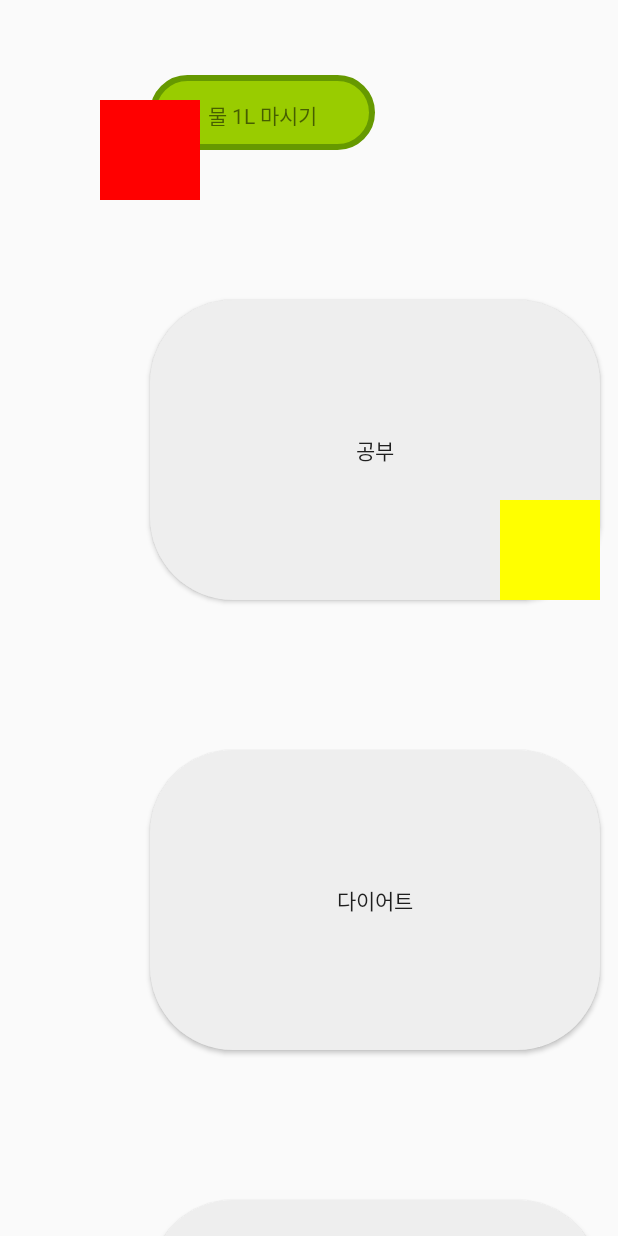
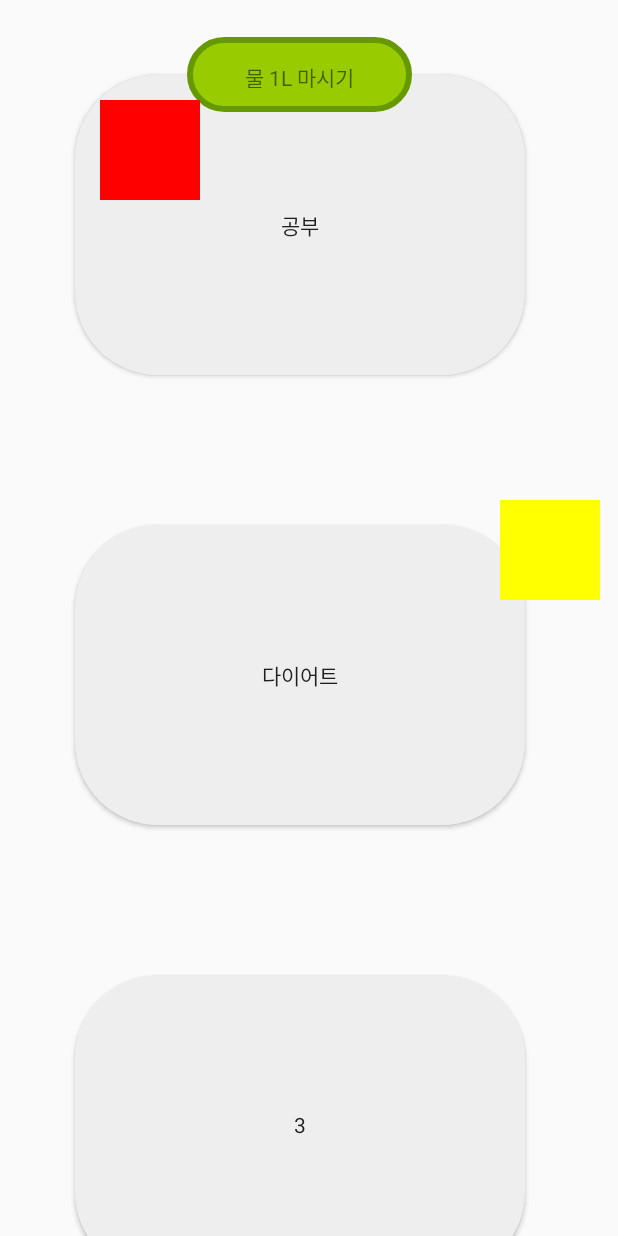
Before and after one commit to kshjaing/Dotive, an Android app: the screen it shows after launch (MainActivity), on a phone screen of 412 x 824 dp. Run offline under Robolectric (Android 15) with nearby library versions, the phone set to English and light mode, and no system bars; Roboto replaces fonts that are not available here; 1 statement that could not run was skipped.

Commit message:
수정
수정

```diff
--- a/app/src/main/AndroidManifest.xml
+++ b/app/src/main/AndroidManifest.xml
@@ -5,7 +5,7 @@
     <application
         android:allowBackup="true"
         android:icon="@mipmap/ic_launcher"
-        android:label="@string/app_name"
+        android:label="Dotive"
         android:roundIcon="@mipmap/ic_launcher_round"
         android:supportsRtl="true"
         android:theme="@style/AppTheme">
--- a/app/src/main/java/com/example/dotive/MainActivity.java
+++ b/app/src/main/java/com/example/dotive/MainActivity.java
@@ -2,7 +2,6 @@ package com.example.dotive;
 
 import androidx.appcompat.app.AppCompatActivity;
 import androidx.core.content.ContextCompat;
-
 import android.content.Intent;
 import android.graphics.Typeface;
 import android.os.Bundle;
@@ -29,8 +28,6 @@ import android.widget.TextView;
 public class MainActivity extends AppCompatActivity {
 
     //여기에 쓰이는 동적 컨트롤들 객체
-    ScrollView scrollView1;
-    FrameLayout frameLayout;
     LinearLayout linearLayout;
     ScrollView scrollView;
     LinearLayout linearLayout2;
@@ -40,6 +37,7 @@ public class MainActivity extends AppCompatActivity {
     Button button4;
     Button button5;
     Button button6;
+    FrameLayout frameLayout;
     TextView textView1;
 
     @Override
@@ -53,19 +51,10 @@ public class MainActivity extends AppCompatActivity {
         CustomView view = new CustomView(this); //CustomView.java 파일을 불러와 실행
         //setContentView(view); (맨 아래에서 스크롤 뷰를 집어넣음.)
 
-        scrollView1 = new ScrollView(this);
-        frameLayout = new FrameLayout(this);
-        //FrameLayout.LayoutParams Frameparams = new FrameLayout.LayoutParams(FrameLayout.LayoutParams.MATCH_PARENT,
-        //FrameLayout.LayoutParams.MATCH_PARENT);
-        //frameLayout.setLayoutParams(Frameparams);
-
         linearLayout = new LinearLayout(this);
         linearLayout.setOrientation(LinearLayout.VERTICAL);
 
         scrollView = new ScrollView(this);
-        //ScrollView.LayoutParams params = new ScrollView.LayoutParams(ScrollView.LayoutParams.MATCH_PARENT,
-        //ScrollView.LayoutParams.MATCH_PARENT);
-        //params.width = 500;
 
         linearLayout2 = new LinearLayout(this);
         linearLayout2.setOrientation(LinearLayout.VERTICAL);
@@ -77,18 +66,20 @@ public class MainActivity extends AppCompatActivity {
         button5 = new Button(this);
         button6 = new Button(this);
 
+        frameLayout = new FrameLayout(this);
+
         //버튼위에 제목 (물 1L 마시기 등)
         textView1 = new TextView(this);
 
         //집합처럼 View를 순서대로 추가중. 마지막에 버튼들.
         //frameLayout에 2개를 추가했다는 점. (이 부분이 버튼과, Paint 를 동시에 보이게 해줌.)
-        scrollView1.addView(frameLayout);
-        frameLayout.addView(linearLayout);
-        frameLayout.addView(view); //이 view는 CustomView.java에서 가져옴.
+
         linearLayout.addView(scrollView);
-        scrollView.addView(linearLayout2);
+        scrollView.addView(frameLayout);
 
-        linearLayout2.addView(textView1);
+        frameLayout.addView(linearLayout2);
+        frameLayout.addView(textView1);
+        frameLayout.addView(view);
 
         linearLayout2.addView(button1);
         linearLayout2.addView(button2);
@@ -96,7 +87,6 @@ public class MainActivity extends AppCompatActivity {
         linearLayout2.addView(button4);
         linearLayout2.addView(button5);
         linearLayout2.addView(button6);
-
 
 
         //java 코드로 폰트 설정 (xml 에서 fontFamily)
@@ -131,6 +121,7 @@ public class MainActivity extends AppCompatActivity {
         textView1.setId(R.id.textView1);
         textView1.setTypeface(typeface);
 
+
         //이렇게 안하면 픽셀로 값이 저장되기에 dp로 계산하는 것. value에서 원하는 숫자로 고치면 됨.
         //dp 값으로 가져오기
         int width = (int) TypedValue.applyDimension(TypedValue.COMPLEX_UNIT_DIP,300,getResources().getDisplayMetrics());
@@ -145,9 +136,9 @@ public class MainActivity extends AppCompatActivity {
         int btn_margin_top = (int) TypedValue.applyDimension(TypedValue.COMPLEX_UNIT_DIP,50,getResources().getDisplayMetrics());
 
         //textView만 따로 마진값을 준다.
-        int textView_btn_margin_left = (int) TypedValue.applyDimension(TypedValue.COMPLEX_UNIT_DIP,100,getResources().getDisplayMetrics());
-        int textView_btn_margin_bottom = (int) TypedValue.applyDimension(TypedValue.COMPLEX_UNIT_DIP,50,getResources().getDisplayMetrics());
-        int textView_btn_margin_top = (int) TypedValue.applyDimension(TypedValue.COMPLEX_UNIT_DIP,50,getResources().getDisplayMetrics());
+        int textView_btn_margin_left = (int) TypedValue.applyDimension(TypedValue.COMPLEX_UNIT_DIP,125,getResources().getDisplayMetrics());
+        int textView_btn_margin_bottom = (int) TypedValue.applyDimension(TypedValue.COMPLEX_UNIT_DIP,-25,getResources().getDisplayMetrics());
+        int textView_btn_margin_top = (int) TypedValue.applyDimension(TypedValue.COMPLEX_UNIT_DIP,25,getResources().getDisplayMetrics());
 
         //dp 값으로 가져오기 또 다른 방법
 
@@ -188,32 +179,41 @@ public class MainActivity extends AppCompatActivity {
 
         textView1.setBackgroundDrawable(ContextCompat.getDrawable(this,R.drawable.textview_custom_css));
 
+        //마진은 설정값을 다르게 할때마다 부모 값을 이렇게 정해야한다.
+
         //마진 설정을 위해 (마진을 Layout에서 부모값을 정하고 그곳에 마진을 아까 dp 계산한 int값으로 지정.)
-        LinearLayout.LayoutParams LinearParams = new LinearLayout.LayoutParams(
+        LinearLayout.LayoutParams Button_LinearParams = new LinearLayout.LayoutParams(
                 LinearLayout.LayoutParams.WRAP_CONTENT,
                 LinearLayout.LayoutParams.WRAP_CONTENT
         );
 
+
+        //마진 설정 2 (textview 설정 (물 1L 마시기)
+        FrameLayout.LayoutParams textView_LinearParams = new FrameLayout.LayoutParams(
+                FrameLayout.LayoutParams.WRAP_CONTENT,
+                FrameLayout.LayoutParams.WRAP_CONTENT
+        );
+
         //마진값 dp로 설정해주는중. 버튼에 적용
-        LinearParams.leftMargin = btn_margin_left; //size
-        LinearParams.bottomMargin = btn_margin_bottom;
-        LinearParams.topMargin = btn_margin_top;
+        Button_LinearParams.leftMargin = btn_margin_left; //size
+        Button_LinearParams.bottomMargin = btn_margin_bottom;
+        Button_LinearParams.topMargin = btn_margin_top;
 
         //각각의 버튼들에게 위에 계산된 마진을 추가해줌.
-        button1.setLayoutParams(LinearParams);
+        button1.setLayoutParams(Button_LinearParams);
         //button1.getResources().getDimension(size);
-        button2.setLayoutParams(LinearParams);
-        button3.setLayoutParams(LinearParams);
-        button4.setLayoutParams(LinearParams);
-        button5.setLayoutParams(LinearParams);
-        button6.setLayoutParams(LinearParams);
+        button2.setLayoutParams(Button_LinearParams);
+        button3.setLayoutParams(Button_LinearParams);
+        button4.setLayoutParams(Button_LinearParams);
+        button5.setLayoutParams(Button_LinearParams);
+        button6.setLayoutParams(Button_LinearParams);
 
         //마진값 dp로 설정해주는중. textview 적용 (물 1L 마시기)
-        LinearParams.leftMargin = textView_btn_margin_left; //size
-        LinearParams.bottomMargin = textView_btn_margin_bottom;
-        LinearParams.topMargin = textView_btn_margin_top;
+        textView_LinearParams.leftMargin = textView_btn_margin_left; //size
+        textView_LinearParams.bottomMargin = textView_btn_margin_bottom;
+        textView_LinearParams.topMargin = textView_btn_margin_top;
 
-        textView1.setLayoutParams(LinearParams);
+        textView1.setLayoutParams(textView_LinearParams);
 
         button1.setOnClickListener(new View.OnClickListener() {
             @Override
@@ -233,8 +233,8 @@ public class MainActivity extends AppCompatActivity {
             }
         });
 
-        //제일 위에 있는 스크롤뷰를 뿌려야 차례대로 자식view들이 보인다. (중간꺼든 다른거 넣으면 페이탈 에러)
-        setContentView(scrollView1);
+        //제일 위에 있는것을 뿌려야 차례대로 자식view들이 보인다. (중간꺼든 다른거 넣으면 페이탈 에러)
+        setContentView(linearLayout);
         //setContentView(R.layout.activity_main);
     }
 }
--- a/app/src/main/res/layout/activity_main.xml
+++ b/app/src/main/res/layout/activity_main.xml
@@ -93,6 +93,17 @@
                         android:fontFamily="@font/katuri"
                         android:text="다이어트5" />
 
+                    <Button
+                        android:id="@+id/btn7"
+                        android:layout_width="300dp"
+                        android:layout_height="250dp"
+                        android:layout_marginLeft="50dp"
+                        android:layout_marginBottom="50dp"
+                        android:background="@drawable/radius"
+                        android:drawableLeft="@drawable/dot"
+                        android:fontFamily="@font/katuri"
+                        android:text="다이어트5" />
+
                     <TextView
                         android:id="@+id/textView1"
                         android:layout_width="match_parent"
```
